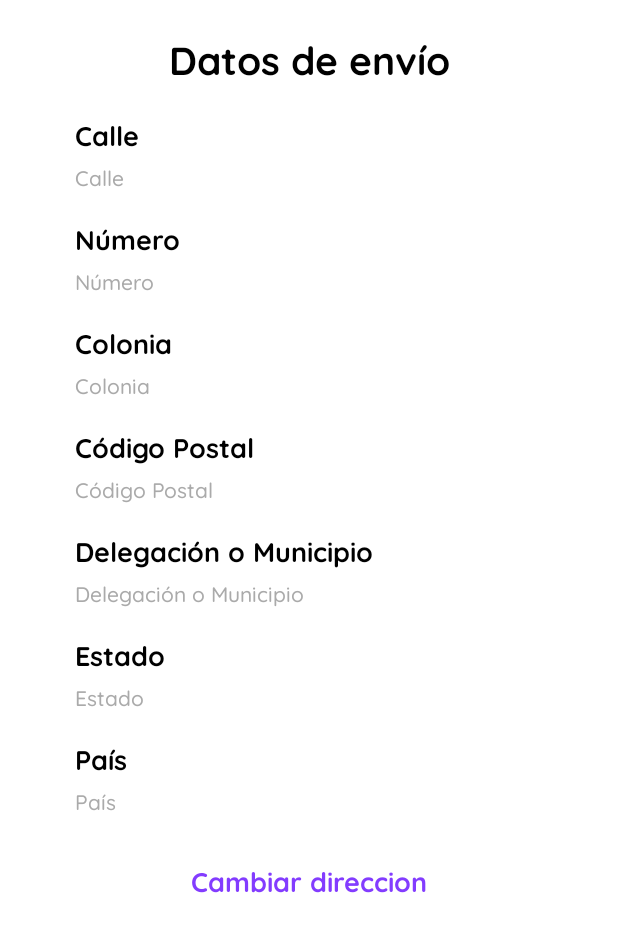
After one commit to Yuurittzy/ProyectoAndroid_Yuritzy, an Android app: the fragment AddressFragment shown on its own in the app's theme, on a phone screen of 412 x 824 dp. The commit adds this screen. Shown: the top 932 px of the screen. Run offline under Robolectric (Android 15) with nearby library versions, the phone set to English and light mode, and no system bars; our stand-ins replace Room's generated code, RxJava.

Commit message:
Code was refactored.

```diff
--- a/app/src/main/AndroidManifest.xml
+++ b/app/src/main/AndroidManifest.xml
@@ -10,7 +10,7 @@
     <application
         android:allowBackup="true"
         android:icon="@mipmap/ic_launcher_round"
-        android:label="@string/app_name"
+        android:label="@string/yuu_ritzy"
         android:roundIcon="@mipmap/ic_launcher_round"
         android:supportsRtl="true"
         android:theme="@style/Theme.ProyectoAndroid_Yuritzy">
--- /dev/null
+++ b/app/src/main/java/com/example/proyectoandroid_yuritzy/address/Address.kt
@@ -0,0 +1,15 @@
+package com.example.proyectoandroid_yuritzy.address
+
+import androidx.room.ColumnInfo
+import androidx.room.Entity
+import androidx.room.PrimaryKey
+
+@Entity
+data class Address(@PrimaryKey val id: Int,
+                   @ColumnInfo(name = "street") val street: String? = "",
+                   @ColumnInfo(name = "number") val number: String? = "",
+                   @ColumnInfo(name = "district") val district: String? = "",
+                   @ColumnInfo(name = "postal_code") val postalCode: String? = "",
+                   @ColumnInfo(name = "municipality") val municipality: String? = "",
+                   @ColumnInfo(name = "state") val state: String? = "",
+                   @ColumnInfo(name = "country") val country: String? = "")
--- /dev/null
+++ b/app/src/main/java/com/example/proyectoandroid_yuritzy/address/AddressFragment.kt
@@ -0,0 +1,46 @@
+package com.example.proyectoandroid_yuritzy.address
+
+import android.os.Bundle
+import android.view.LayoutInflater
+import android.view.View
+import android.view.ViewGroup
+import android.widget.TextView
+import androidx.fragment.app.Fragment
+import androidx.recyclerview.widget.RecyclerView
+import com.example.proyectoandroid_yuritzy.R
+import com.example.proyectoandroid_yuritzy.database.AddressDatabaseController
+import com.example.proyectoandroid_yuritzy.favorite.FavoritesAdapter
+import io.reactivex.rxjava3.android.schedulers.AndroidSchedulers
+import io.reactivex.rxjava3.disposables.CompositeDisposable
+import io.reactivex.rxjava3.schedulers.Schedulers
+
+class AddressFragment: Fragment() {
+
+    private val compositeDisposable = CompositeDisposable()
+
+    private lateinit var addressDatabaseController: AddressDatabaseController
+
+    override fun onCreateView(inflater: LayoutInflater, container: ViewGroup?, savedInstanceState: Bundle?): View? {
+        val view = inflater.inflate(R.layout.fragment_address, container, false)
+
+        addressDatabaseController = AddressDatabaseController(context?: requireContext())
+
+        activity?.findViewById<TextView>(R.id.textView_title)?.text = getText(R.string.my_addresses)
+
+        getAddress()
+
+        view.findViewById<TextView>(R.id.textView_change_address).setOnClickListener {
+
+        }
+
+        return view
+    }
+
+    private fun getAddress() {
+        compositeDisposable.add(addressDatabaseController.getAddressById(0)
+            .subscribeOn(Schedulers.io())
+            .observeOn(AndroidSchedulers.mainThread())
+            .subscribe({ }, { }))
+    }
+
+}
--- /dev/null
+++ b/app/src/main/java/com/example/proyectoandroid_yuritzy/database/AddressDao.kt
@@ -0,0 +1,23 @@
+package com.example.proyectoandroid_yuritzy.database
+
+import androidx.room.Dao
+import androidx.room.Insert
+import androidx.room.Query
+import androidx.room.Update
+import com.example.proyectoandroid_yuritzy.address.Address
+import io.reactivex.rxjava3.core.Completable
+import io.reactivex.rxjava3.core.Single
+
+@Dao
+interface AddressDao {
+
+    @Query("SELECT * FROM address WHERE id = :id")
+    fun getAddressById(id: Long): Single<Address>
+
+    @Insert
+    fun addAddress(address: Address): Completable
+
+    @Update
+    fun updateAddress(address: Address): Completable
+
+}
--- /dev/null
+++ b/app/src/main/java/com/example/proyectoandroid_yuritzy/database/AddressDatabaseController.kt
@@ -0,0 +1,30 @@
+package com.example.proyectoandroid_yuritzy.database
+
+import android.content.Context
+import androidx.room.Room
+import com.example.proyectoandroid_yuritzy.address.Address
+import io.reactivex.rxjava3.core.Completable
+import io.reactivex.rxjava3.core.Single
+
+class AddressDatabaseController(context: Context) {
+
+    private val dataBase = Room
+        .databaseBuilder(context, AppDataBase::class.java, "addresses")
+        .fallbackToDestructiveMigration()
+        .build()
+
+    private val addressDao = dataBase.addressDao()
+
+    fun getAddressById(id: Long): Single<Address> {
+        return addressDao.getAddressById(id)
+    }
+
+    fun addAddress(address: Address): Completable {
+        return addressDao.addAddress(address)
+    }
+
+    fun updateAddress(address: Address): Completable {
+        return addressDao.updateAddress(address)
+    }
+
+}
--- a/app/src/main/java/com/example/proyectoandroid_yuritzy/database/AppDataBase.kt
+++ b/app/src/main/java/com/example/proyectoandroid_yuritzy/database/AppDataBase.kt
@@ -2,13 +2,16 @@ package com.example.proyectoandroid_yuritzy.database
 
 import androidx.room.Database
 import androidx.room.RoomDatabase
+import com.example.proyectoandroid_yuritzy.address.Address
 import com.example.proyectoandroid_yuritzy.main.Product
 
-@Database(entities = [Product::class], version = 3)
+@Database(entities = [Product::class, Address::class], version = 4)
 abstract class AppDataBase: RoomDatabase() {
 
     abstract fun productDao(): ProductDao
 
     abstract fun checkoutDao(): CheckoutDao
 
+    abstract fun addressDao(): AddressDao
+
 }
--- a/app/src/main/java/com/example/proyectoandroid_yuritzy/favorite/FavoritesFragment.kt
+++ b/app/src/main/java/com/example/proyectoandroid_yuritzy/favorite/FavoritesFragment.kt
@@ -4,6 +4,7 @@ import android.os.Bundle
 import android.view.LayoutInflater
 import android.view.View
 import android.view.ViewGroup
+import android.widget.TextView
 import android.widget.Toast
 import androidx.fragment.app.Fragment
 import androidx.recyclerview.widget.RecyclerView
--- a/app/src/main/java/com/example/proyectoandroid_yuritzy/main/MainActivity.kt
+++ b/app/src/main/java/com/example/proyectoandroid_yuritzy/main/MainActivity.kt
@@ -1,25 +1,18 @@
 package com.example.proyectoandroid_yuritzy.main
 
-import android.content.pm.PackageManager
-import android.location.Geocoder
 import android.os.Bundle
-import android.util.Log
 import android.widget.TextView
 import androidx.appcompat.app.AppCompatActivity
-import androidx.core.app.ActivityCompat
 import androidx.fragment.app.Fragment
 import com.example.proyectoandroid_yuritzy.R
 import com.example.proyectoandroid_yuritzy.checkout.CheckoutFragment
 import com.example.proyectoandroid_yuritzy.databinding.ActivityMainBinding
 import com.example.proyectoandroid_yuritzy.favorite.FavoritesFragment
 import com.example.proyectoandroid_yuritzy.profile.ProfileFragment
-import com.google.android.gms.location.FusedLocationProviderClient
-import com.google.android.gms.location.LocationServices
 
 class MainActivity : AppCompatActivity() {
 
     private lateinit var binding: ActivityMainBinding
-    private lateinit var fusedLocationProviderClient: FusedLocationProviderClient
 
     override fun onCreate(savedInstanceState: Bundle?) {
         super.onCreate(savedInstanceState)
@@ -30,8 +23,6 @@ class MainActivity : AppCompatActivity() {
         setCurrentFragment(MainFragment())
         setUpBottomSheet()
 
-        fusedLocationProviderClient = LocationServices.getFusedLocationProviderClient(this)
-        getActualLocation()
     }
 
 
@@ -57,31 +48,5 @@ class MainActivity : AppCompatActivity() {
         }
     }
 
-    private fun getActualLocation() {
-        val task = fusedLocationProviderClient.lastLocation
-
-        if (ActivityCompat.checkSelfPermission(this, android.Manifest.permission.ACCESS_FINE_LOCATION)
-            != PackageManager.PERMISSION_GRANTED && ActivityCompat.checkSelfPermission(this, android.Manifest.permission.ACCESS_COARSE_LOCATION)
-            != PackageManager.PERMISSION_GRANTED) {
-
-            ActivityCompat.requestPermissions(this, arrayOf(android.Manifest.permission.ACCESS_FINE_LOCATION), 101)
-            return
-        }
-
-        task.addOnSuccessListener {
-            if (it != null){
-                getAddress(it.latitude, it.longitude)
-            }
-        }
-    }
-
-    private fun getAddress(lat: Double, lng: Double) {
-        val geocoder = Geocoder(this)
-        val list = geocoder.getFromLocation(lat, lng,1)
-        val address = list[0].getAddressLine(0)
-        val postalCode = list[0].postalCode
-
-        findViewById<TextView>(R.id.textView_location).text = getString(R.string.address, address, postalCode)
-    }
 
 }
--- a/app/src/main/java/com/example/proyectoandroid_yuritzy/profile/ProfileFragment.kt
+++ b/app/src/main/java/com/example/proyectoandroid_yuritzy/profile/ProfileFragment.kt
@@ -1,13 +1,50 @@
 package com.example.proyectoandroid_yuritzy.profile
 
 import android.os.Bundle
+import android.view.LayoutInflater
+import android.view.View
+import android.view.ViewGroup
+import android.widget.TextView
 import androidx.fragment.app.Fragment
 import com.example.proyectoandroid_yuritzy.R
+import com.example.proyectoandroid_yuritzy.address.AddressFragment
+import com.example.proyectoandroid_yuritzy.favorite.FavoritesFragment
+import com.google.android.material.bottomnavigation.BottomNavigationView
+import com.google.android.material.bottomsheet.BottomSheetDialog
 
-class ProfileFragment : Fragment(R.layout.fragment_profile) {
+class ProfileFragment : Fragment() {
 
-    override fun onCreate(savedInstanceState: Bundle?) {
-        super.onCreate(savedInstanceState)
+    override fun onCreateView(inflater: LayoutInflater, container: ViewGroup?, savedInstanceState: Bundle?): View? {
+        val view = inflater.inflate(R.layout.fragment_profile, container, false)
+
+        view.findViewById<TextView>(R.id.textView_favorite).setOnClickListener {
+            activity?.findViewById<BottomNavigationView>(R.id.btn_nav_view)?.selectedItemId = R.id.fav
+        }
+
+        view.findViewById<TextView>(R.id.textView_car).setOnClickListener {
+            activity?.findViewById<BottomNavigationView>(R.id.btn_nav_view)?.selectedItemId = R.id.shopping_cart
+        }
+
+        view.findViewById<TextView>(R.id.textView_address).setOnClickListener {
+            setCurrentFragment(AddressFragment())
+        }
+
+        view.findViewById<TextView>(R.id.textView_edit_profile).setOnClickListener {
+
+        }
+
+        view.findViewById<TextView>(R.id.textView_help).setOnClickListener {
+
+        }
+
+        return view
+    }
+
+    private fun setCurrentFragment(fragment: Fragment) {
+        activity?.supportFragmentManager?.beginTransaction()?.apply {
+            replace(R.id.fragment_main, fragment)
+            commit()
+        }
     }
 
 }
--- a/app/src/main/res/layout/activity_main.xml
+++ b/app/src/main/res/layout/activity_main.xml
@@ -57,8 +57,8 @@
             android:id="@+id/textView_location"
             android:layout_width="0dp"
             android:layout_height="@dimen/icons"
-            android:layout_marginStart="5dp"
-            android:layout_marginEnd="5dp"
+            android:layout_marginStart="8dp"
+            android:layout_marginEnd="8dp"
             android:ellipsize="end"
             android:fontFamily="@font/quicksandregular"
             android:maxLines="1"
--- /dev/null
+++ b/app/src/main/res/layout/fragment_address.xml
@@ -0,0 +1,207 @@
+<?xml version="1.0" encoding="utf-8"?>
+<LinearLayout xmlns:android="http://schemas.android.com/apk/res/android"
+    xmlns:app="http://schemas.android.com/apk/res-auto"
+    android:layout_width="match_parent"
+    android:layout_height="match_parent"
+    android:orientation="vertical"
+    android:paddingStart="50dp"
+    android:paddingEnd="50dp">
+
+    <TextView
+        android:layout_width="match_parent"
+        android:layout_height="wrap_content"
+        android:layout_gravity="center"
+        android:layout_marginTop="20dp"
+        android:drawablePadding="16dp"
+        android:fontFamily="@font/quicksandbold"
+        android:gravity="center"
+        android:text="@string/data_shipping"
+        android:textColor="@color/black"
+        android:textSize="26sp"
+        app:layout_constraintTop_toBottomOf="@id/imageView_profile" />
+
+    <TextView
+        android:layout_width="match_parent"
+        android:layout_height="wrap_content"
+        android:layout_gravity="center"
+        android:layout_marginTop="20dp"
+        android:drawablePadding="16dp"
+        android:fontFamily="@font/quicksandbold"
+        android:text="@string/street"
+        android:textColor="@color/black"
+        android:textSize="18sp"
+        app:layout_constraintTop_toBottomOf="@id/imageView_profile" />
+
+    <TextView
+        android:layout_width="match_parent"
+        android:layout_height="wrap_content"
+        android:layout_gravity="center"
+        android:layout_marginTop="6dp"
+        android:drawablePadding="16dp"
+        android:fontFamily="@font/quicksandmedium"
+        android:text="@string/street"
+        android:textColor="@color/gray"
+        android:textSize="14sp"
+        app:layout_constraintTop_toBottomOf="@id/imageView_profile" />
+
+    <TextView
+        android:layout_width="match_parent"
+        android:layout_height="wrap_content"
+        android:layout_gravity="center"
+        android:layout_marginTop="18dp"
+        android:drawablePadding="16dp"
+        android:fontFamily="@font/quicksandbold"
+        android:text="@string/number"
+        android:textColor="@color/black"
+        android:textSize="18sp"
+        app:layout_constraintTop_toBottomOf="@id/imageView_profile" />
+
+    <TextView
+        android:layout_width="match_parent"
+        android:layout_height="wrap_content"
+        android:layout_gravity="center"
+        android:layout_marginTop="6dp"
+        android:drawablePadding="16dp"
+        android:fontFamily="@font/quicksandmedium"
+        android:text="@string/number"
+        android:textColor="@color/gray"
+        android:textSize="14sp"
+        app:layout_constraintTop_toBottomOf="@id/imageView_profile" />
+
+    <TextView
+        android:layout_width="match_parent"
+        android:layout_height="wrap_content"
+        android:layout_gravity="center"
+        android:layout_marginTop="18dp"
+        android:drawablePadding="16dp"
+        android:fontFamily="@font/quicksandbold"
+        android:text="@string/district"
+        android:textColor="@color/black"
+        android:textSize="18sp"
+        app:layout_constraintTop_toBottomOf="@id/imageView_profile" />
+
+    <TextView
+        android:layout_width="match_parent"
+        android:layout_height="wrap_content"
+        android:layout_gravity="center"
+        android:layout_marginTop="6dp"
+        android:drawablePadding="16dp"
+        android:fontFamily="@font/quicksandmedium"
+        android:text="@string/district"
+        android:textColor="@color/gray"
+        android:textSize="14sp"
+        app:layout_constraintTop_toBottomOf="@id/imageView_profile" />
+
+    <TextView
+        android:layout_width="match_parent"
+        android:layout_height="wrap_content"
+        android:layout_gravity="center"
+        android:layout_marginTop="18dp"
+        android:drawablePadding="16dp"
+        android:fontFamily="@font/quicksandbold"
+        android:text="@string/postal_code"
+        android:textColor="@color/black"
+        android:textSize="18sp"
+        app:layout_constraintTop_toBottomOf="@id/imageView_profile" />
+
+
+    <TextView
+        android:layout_width="match_parent"
+        android:layout_height="wrap_content"
+        android:layout_gravity="center"
+        android:layout_marginTop="6dp"
+        android:drawablePadding="16dp"
+        android:fontFamily="@font/quicksandmedium"
+        android:text="@string/postal_code"
+        android:textColor="@color/gray"
+        android:textSize="14sp"
+        app:layout_constraintTop_toBottomOf="@id/imageView_profile" />
+
+
+    <TextView
+        android:layout_width="match_parent"
+        android:layout_height="wrap_content"
+        android:layout_gravity="center"
+        android:layout_marginTop="18dp"
+        android:drawablePadding="16dp"
+        android:fontFamily="@font/quicksandbold"
+        android:text="@string/municipality"
+        android:textColor="@color/black"
+        android:textSize="18sp"
+        app:layout_constraintTop_toBottomOf="@id/imageView_profile" />
+
+    <TextView
+        android:layout_width="match_parent"
+        android:layout_height="wrap_content"
+        android:layout_gravity="center"
+        android:layout_marginTop="6dp"
+        android:drawablePadding="16dp"
+        android:fontFamily="@font/quicksandmedium"
+        android:text="@string/municipality"
+        android:textColor="@color/gray"
+        android:textSize="14sp"
+        app:layout_constraintTop_toBottomOf="@id/imageView_profile" />
+
+    <TextView
+        android:layout_width="match_parent"
+        android:layout_height="wrap_content"
+        android:layout_gravity="center"
+        android:layout_marginTop="18dp"
+        android:drawablePadding="16dp"
+        android:fontFamily="@font/quicksandbold"
+        android:text="@string/state"
+        android:textColor="@color/black"
+        android:textSize="18sp"
+        app:layout_constraintTop_toBottomOf="@id/imageView_profile" />
+
+    <TextView
+        android:layout_width="match_parent"
+        android:layout_height="wrap_content"
+        android:layout_gravity="center"
+        android:layout_marginTop="6dp"
+        android:drawablePadding="16dp"
+        android:fontFamily="@font/quicksandmedium"
+        android:text="@string/state"
+        android:textColor="@color/gray"
+        android:textSize="14sp"
+        app:layout_constraintTop_toBottomOf="@id/imageView_profile" />
+
+    <TextView
+        android:layout_width="match_parent"
+        android:layout_height="wrap_content"
+        android:layout_gravity="center"
+        android:layout_marginTop="18dp"
+        android:drawablePadding="16dp"
+        android:fontFamily="@font/quicksandbold"
+        android:text="@string/country"
+        android:textColor="@color/black"
+        android:textSize="18sp"
+        app:layout_constraintTop_toBottomOf="@id/imageView_profile" />
+
+    <TextView
+        android:layout_width="match_parent"
+        android:layout_height="wrap_content"
+        android:layout_gravity="center"
+        android:layout_marginTop="6dp"
+        android:drawablePadding="16dp"
+        android:fontFamily="@font/quicksandmedium"
+        android:text="@string/country"
+        android:textColor="@color/gray"
+        android:textSize="14sp"
+        app:layout_constraintTop_toBottomOf="@id/imageView_profile" />
+
+    <TextView
+        android:id="@+id/textView_change_address"
+        android:layout_width="match_parent"
+        android:layout_height="wrap_content"
+        android:layout_gravity="center"
+        android:layout_marginTop="30dp"
+        android:drawablePadding="16dp"
+        android:fontFamily="@font/quicksandbold"
+        android:gravity="center"
+        android:text="@string/change_address"
+        android:textColor="@color/purple_200"
+        android:textSize="18sp"
+        app:layout_constraintTop_toBottomOf="@id/imageView_profile" />
+
+</LinearLayout>
--- a/app/src/main/res/layout/fragment_profile.xml
+++ b/app/src/main/res/layout/fragment_profile.xml
@@ -32,6 +32,7 @@
         app:layout_constraintTop_toBottomOf="@id/imageView_profile" />
 
     <TextView
+        android:id="@+id/textView_favorite"
         android:layout_width="match_parent"
         android:layout_height="wrap_content"
         android:layout_gravity="center"
@@ -46,6 +47,7 @@
         app:layout_constraintTop_toBottomOf="@id/imageView_profile" />
 
     <TextView
+        android:id="@+id/textView_car"
         android:layout_width="match_parent"
         android:layout_height="wrap_content"
         android:layout_gravity="center"
@@ -60,6 +62,7 @@
         app:layout_constraintTop_toBottomOf="@id/imageView_profile" />
 
     <TextView
+        android:id="@+id/textView_address"
         android:layout_width="match_parent"
         android:layout_height="wrap_content"
         android:layout_gravity="center"
@@ -74,6 +77,7 @@
         app:layout_constraintTop_toBottomOf="@id/imageView_profile" />
 
     <TextView
+        android:id="@+id/textView_edit_profile"
         android:layout_width="match_parent"
         android:layout_height="wrap_content"
         android:layout_gravity="center"
@@ -88,6 +92,7 @@
         app:layout_constraintTop_toBottomOf="@id/imageView_profile" />
 
     <TextView
+        android:id="@+id/textView_help"
         android:layout_width="match_parent"
         android:layout_height="wrap_content"
         android:layout_gravity="center"
--- a/app/src/main/res/values/strings.xml
+++ b/app/src/main/res/values/strings.xml
@@ -1,7 +1,7 @@
 <resources>
     <string name="app_name">ProyectoAndroid_Yuritzy</string>
     <string name="yuu_ritzy">Yuu Ritzy</string>
-    <string name="address">¿Compras desde %1$s CP %2$s?</string>
+    <string name="address">¿Compras desde Ciudad de México... CP 5700?</string>
     <string name="perfect_gift">El regalo perfecto</string>
     <string name="surprise_box">Caja sorpresa</string>
     <string name="naruto">Naruto</string>
@@ -23,7 +23,7 @@
     <string name="shipping_time">LLega en 9 días hábiles por $50</string>
     <string name="add_car">Agregar al carrito</string>
     <string name="greeting">Hola, Juanito!</string>
-    <string name="my_addresses">Mis direcciones</string>
+    <string name="my_addresses">Mi dirección</string>
     <string name="my_comments">Mis comentarios</string>
     <string name="my_shopping">Mis compras</string>
     <string name="coupons">Cupones</string>
@@ -66,5 +66,15 @@
     <string name="hello_second_fragment">Hello second fragment. Arg: %1$s</string>
     <string name="title_activity_checkout">CheckoutActivity</string>
 
+    <string name="no_favorite_products">No hay productos favoritos</string>
+    <string name="street">Calle</string>
+    <string name="number">Número</string>
+    <string name="district">Colonia</string>
+    <string name="postal_code">Código Postal</string>
+    <string name="municipality">Delegación o Municipio</string>
+    <string name="state">Estado</string>
+    <string name="country">País</string>
+    <string name="change_address">Cambiar direccion</string>
+
 
 </resources>
```
